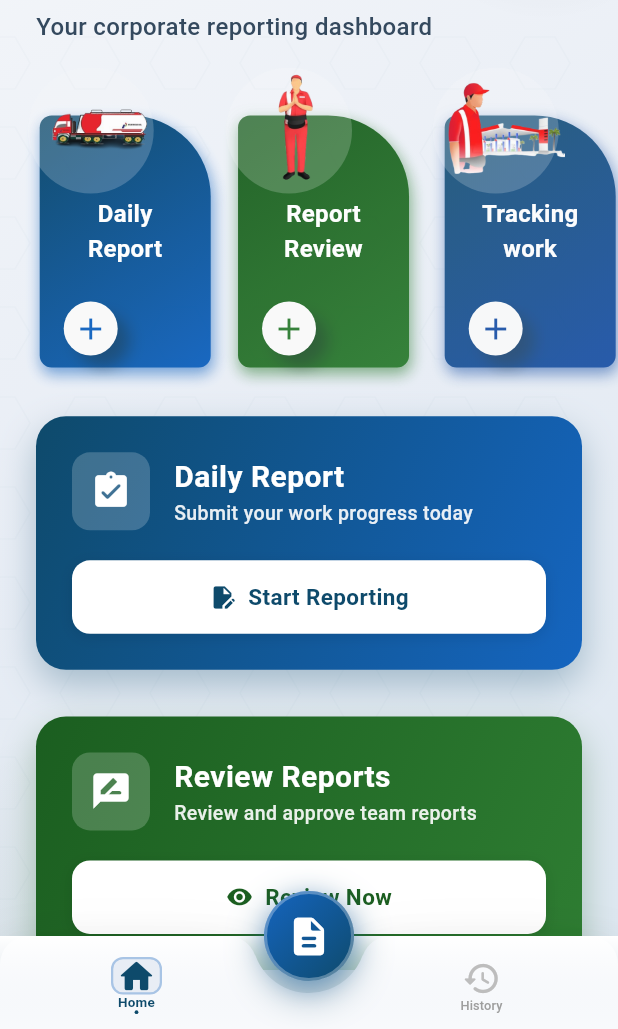
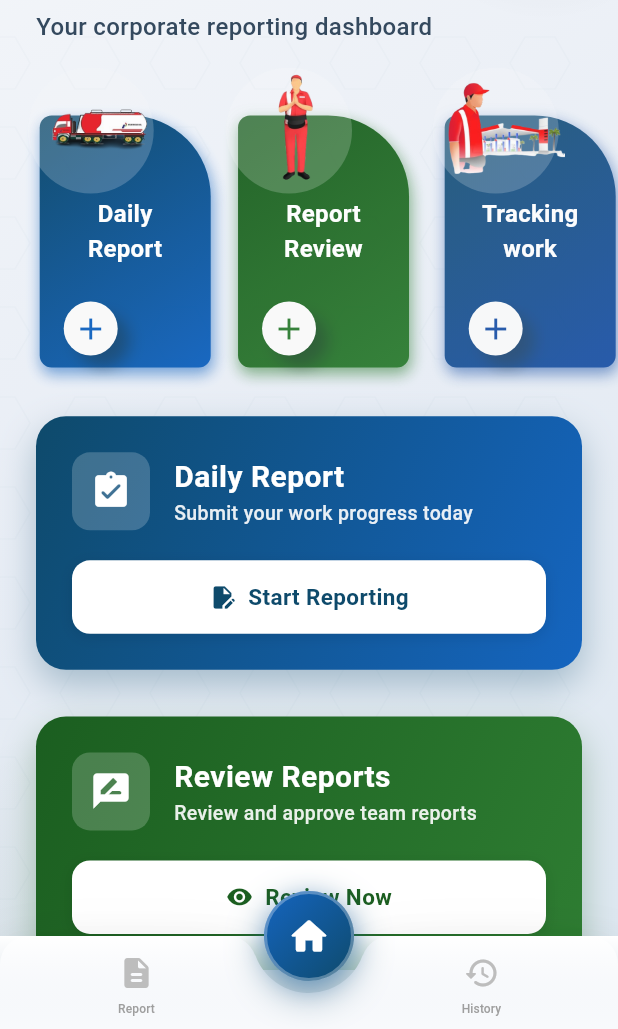
Before and after one commit to Naurah15/pertareport-new-mobile, a Flutter app: the FitnessAppHomeScreen screen opened directly, on a phone screen of 412 x 824 dp, the part 207-1236 px from its top. Run offline on Flutter 3.47's test engine with Material 3 defaults, Android fonts, the phone set to English and light mode, and no system bars; our stand-ins replace geolocator, image_picker, shared_preferences; missing offline and left inert: pbp_django_auth; accounts and stored records are empty; Roboto replaces fonts that are missing (Poppins).

Commit message:
Fixing navbar superfix

```diff
--- a/pertareport_mobile/lib/homescreen.dart
+++ b/pertareport_mobile/lib/homescreen.dart
@@ -71,19 +71,21 @@ class _FitnessAppHomeScreenState extends State<FitnessAppHomeScreen>
         BottomBarView(
           addClick: () {},
           changeIndex: (int index) {
-            // index 0 = Report (FAB tengah)
-            // index 1 = Home (kiri)
-            // index 2 = History (kanan)
+            // MAPPING YANG BENAR:
+            // index 0 = Home (FAB tengah) 🏠
+            // index 1 = Report (tab kiri) 📄
+            // index 2 = History (tab kanan) 🕒
 
-            if (index == 1) {
+            if (index == 0) {
+              // Home (FAB tengah)
               animationController?.reverse().then<dynamic>((data) {
                 if (!mounted) return;
                 setState(() {
-                  tabBody =
-                      MyDiaryScreen(animationController: animationController);
+                  tabBody = MyDiaryScreen(animationController: animationController);
                 });
               });
-            } else if (index == 0) {
+            } else if (index == 1) {
+              // Report (tab kiri)
               animationController?.reverse().then<dynamic>((data) {
                 if (!mounted) return;
                 setState(() {
@@ -91,6 +93,7 @@ class _FitnessAppHomeScreenState extends State<FitnessAppHomeScreen>
                 });
               });
             } else if (index == 2) {
+              // History (tab kanan)
               animationController?.reverse().then<dynamic>((data) {
                 if (!mounted) return;
                 setState(() {
--- a/pertareport_mobile/lib/widgets/mainpage/bottom_bar_view.dart
+++ b/pertareport_mobile/lib/widgets/mainpage/bottom_bar_view.dart
@@ -81,21 +81,21 @@ class _BottomBarViewState extends State<BottomBarView>
                               const EdgeInsets.only(left: 8, right: 8, top: 4),
                           child: Row(
                             children: <Widget>[
-                              // Tab kiri - Home (index 0)
+                              // Tab kiri - Report (index 1)
                               Expanded(
                                 child: TabIconWidget(
-                                  icon: Icons.home_rounded,
-                                  label: 'Home',
-                                  isSelected: selectedIndex == 0,
+                                  icon: Icons.description_rounded,
+                                  label: 'Report',
+                                  isSelected: selectedIndex == 1,
                                   onTap: () {
                                     setState(() {
-                                      selectedIndex = 0;
+                                      selectedIndex = 1;
                                     });
-                                    widget.changeIndex!(0);
+                                    widget.changeIndex!(1);
                                   },
                                 ),
                               ),
-                              // Space untuk FAB Report di tengah
+                              // Space untuk FAB Home di tengah
                               SizedBox(
                                 width: Tween<double>(begin: 0.0, end: 1.0)
                                         .animate(CurvedAnimation(
@@ -132,7 +132,7 @@ class _BottomBarViewState extends State<BottomBarView>
             );
           },
         ),
-        // FAB Report di tengah (index 1)
+        // FAB Home di tengah (index 0)
         Padding(
           padding:
               EdgeInsets.only(bottom: MediaQuery.of(context).padding.bottom),
@@ -187,9 +187,9 @@ class _BottomBarViewState extends State<BottomBarView>
                           borderRadius: BorderRadius.circular(60),
                           onTap: () {
                             setState(() {
-                              selectedIndex = 1;
+                              selectedIndex = 0;
                             });
-                            widget.changeIndex!(1);
+                            widget.changeIndex!(0);
                           },
                           child: Container(
                             decoration: BoxDecoration(
@@ -201,7 +201,7 @@ class _BottomBarViewState extends State<BottomBarView>
                             ),
                             child: Center(
                               child: Icon(
-                                Icons.description_rounded,
+                                Icons.home_rounded,
                                 color: Colors.white,
                                 size: 30,
                               ),
@@ -278,31 +278,32 @@ class _TabIconWidgetState extends State<TabIconWidget>
     return InkWell(
       splashColor: softBlue.withOpacity(0.3),
       highlightColor: Colors.transparent,
-      borderRadius: BorderRadius.circular(16),
+      borderRadius: BorderRadius.circular(12),
       onTap: widget.onTap,
-      child: Padding(
-        padding: const EdgeInsets.symmetric(vertical: 2, horizontal: 4),
+      child: Container(
+        padding: const EdgeInsets.symmetric(vertical: 2, horizontal: 2),
         child: LayoutBuilder(
           builder: (context, constraints) {
-            // Flexible sizing based on available height
-            final availableHeight = constraints.maxHeight;
-            final iconSize = (availableHeight * 0.5).clamp(20.0, 26.0);
-            final fontSize = widget.isSelected ? 9.0 : 8.5;
+            // Lebih flexible - gunakan constraint actual
+            final maxHeight = constraints.maxHeight;
+            final iconSize = (maxHeight * 0.45).clamp(18.0, 24.0);
+            final fontSize = widget.isSelected ? 8.5 : 8.0;
 
             return Column(
               mainAxisSize: MainAxisSize.min,
               mainAxisAlignment: MainAxisAlignment.center,
               children: [
-                // Icon dengan animasi dan background
-                Flexible(
+                // Icon - TIDAK pakai Flexible di Stack
+                SizedBox(
+                  height: iconSize + 10,
                   child: Stack(
                     alignment: Alignment.center,
                     children: [
                       // Background circle saat selected
                       AnimatedContainer(
                         duration: const Duration(milliseconds: 300),
-                        width: iconSize + 8,
-                        height: iconSize + 8,
+                        width: iconSize + 10,
+                        height: iconSize + 10,
                         decoration: BoxDecoration(
                           color: widget.isSelected
                               ? softBlue
@@ -326,15 +327,15 @@ class _TabIconWidgetState extends State<TabIconWidget>
                       // Decorative pulse effect
                       if (widget.isSelected)
                         ScaleTransition(
-                          scale: Tween<double>(begin: 1.0, end: 1.2).animate(
+                          scale: Tween<double>(begin: 1.0, end: 1.15).animate(
                             CurvedAnimation(
                               parent: animationController!,
                               curve: Curves.easeOut,
                             ),
                           ),
                           child: Container(
-                            width: iconSize + 8,
-                            height: iconSize + 8,
+                            width: iconSize + 10,
+                            height: iconSize + 10,
                             decoration: BoxDecoration(
                               borderRadius: BorderRadius.circular(8),
                               border: Border.all(
@@ -348,9 +349,11 @@ class _TabIconWidgetState extends State<TabIconWidget>
                   ),
                 ),
                 // Minimal spacing
-                SizedBox(height: 1),
-                // Label text - flexible
-                Flexible(
+                const SizedBox(height: 2),
+                // Label text - fixed height
+                SizedBox(
+                  height: 11,
+                  child: Center(
                     child: AnimatedDefaultTextStyle(
                       duration: const Duration(milliseconds: 300),
                       style: TextStyle(
@@ -360,7 +363,7 @@ class _TabIconWidgetState extends State<TabIconWidget>
                             ? pertaminaBlue
                             : Colors.grey.shade500,
                         letterSpacing: 0.1,
-                      height: 1.0,
+                        height: 1.1,
                       ),
                       maxLines: 1,
                       overflow: TextOverflow.clip,
@@ -370,16 +373,22 @@ class _TabIconWidgetState extends State<TabIconWidget>
                       ),
                     ),
                   ),
-                // Active indicator dot - very small
-                if (widget.isSelected)
-                  Container(
-                    margin: const EdgeInsets.only(top: 0.5),
-                    width: 2.5,
-                    height: 2.5,
-                    decoration: BoxDecoration(
+                ),
+                // Active indicator dot - conditional
+                SizedBox(
+                  height: 4,
+                  child: widget.isSelected
+                      ? Center(
+                          child: Container(
+                            width: 3,
+                            height: 3,
+                            decoration: const BoxDecoration(
                               color: pertaminaBlue,
                               shape: BoxShape.circle,
                             ),
+                          ),
+                        )
+                      : null,
                 ),
               ],
             );
```
Lines whose indentation alone changed are shown as unchanged.
